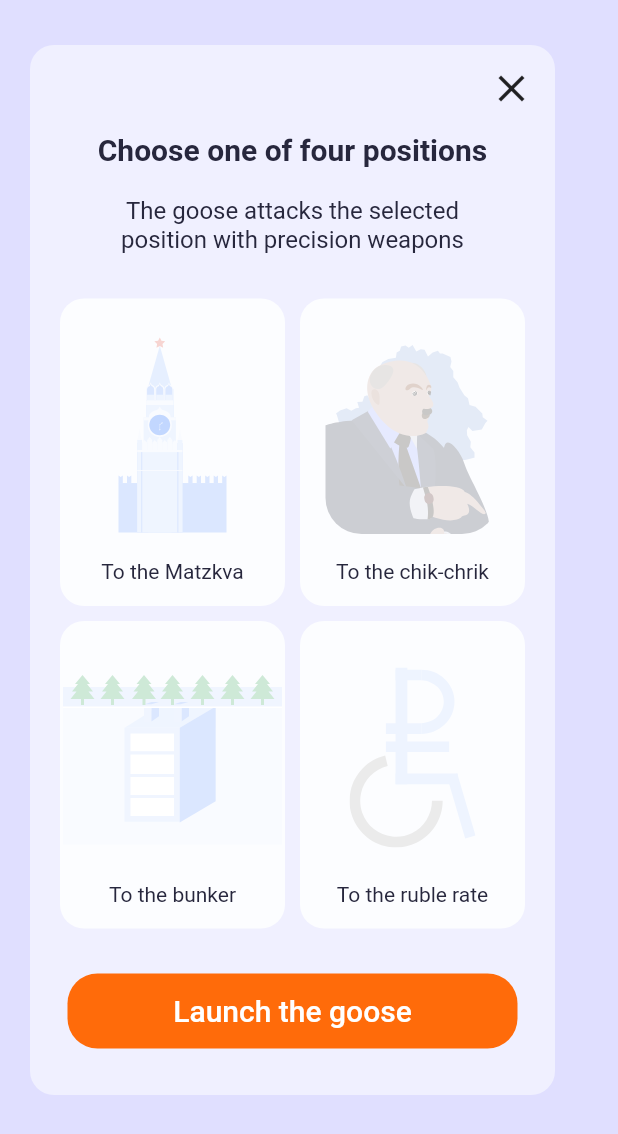
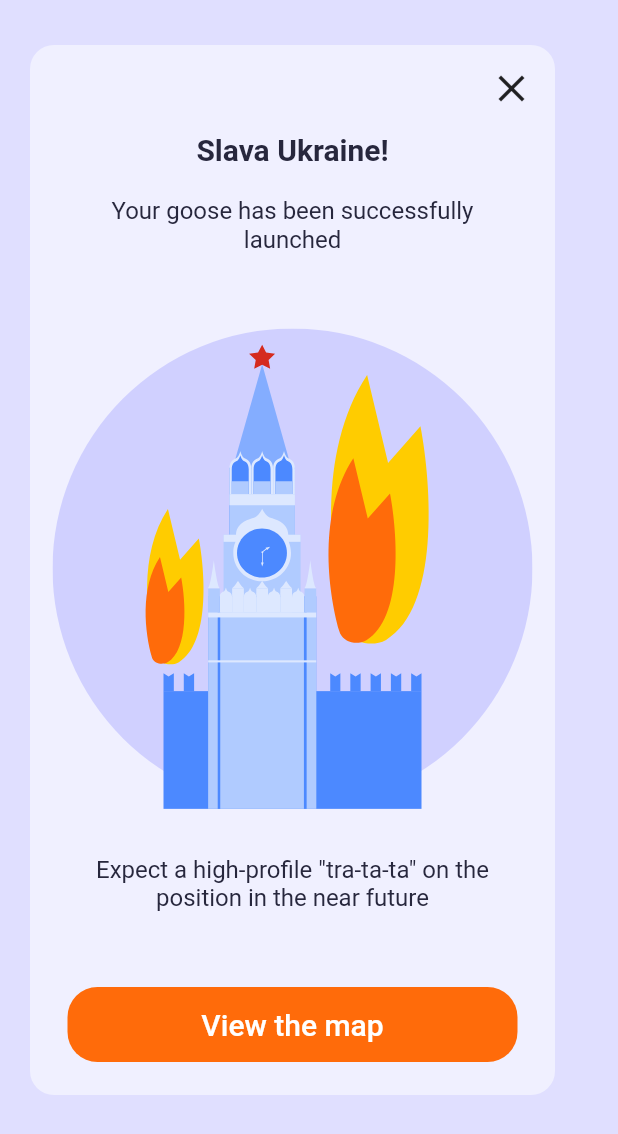
Before and after one commit to OwlDarlyn/flutter-gus-bandera, a Flutter app: the ChooseScreen screen opened directly, after a tap on "Launch the goose", on a phone screen of 412 x 824 dp. Shown: the top 1134 px of the screen. Run offline on Flutter 3.47's test engine with Material 2 defaults, Android fonts, the phone set to English and light mode, and no system bars; our stand-ins replace flutter_svg.

Commit message:
add onTap

```diff
--- a/lib/main.dart
+++ b/lib/main.dart
@@ -24,7 +24,7 @@ class MyApp extends StatelessWidget {
       theme: ThemeData(
         colorScheme: ColorScheme.fromSwatch().copyWith(primary: Colors.black),
       ),
-      home: const ChooseScreen(),
+      home: const HomeScreen(),
     );
   }
 }
--- a/lib/screens/choose_screen.dart
+++ b/lib/screens/choose_screen.dart
@@ -1,12 +1,18 @@
 import 'package:flutter/material.dart';
-import 'package:flutter_gus_bandera/widget/gus_button_widget.dart';
-import 'package:flutter_svg/flutter_svg.dart';
+import 'package:flutter_gus_bandera/screens/home_screen.dart';
+import 'package:flutter_gus_bandera/screens/slava_ukraine_screen.dart';
 
 import '../models/app_colors.dart';
 import '../widget/position_widget.dart';
+import '../widget/gus_button_widget.dart';
 
 class ChooseScreen extends StatelessWidget {
   const ChooseScreen({super.key});
+
+  void goToSlava(BuildContext context) {
+    Navigator.push(context,
+        MaterialPageRoute(builder: (context) => const SlavaUkraineScreen()));
+  }
 
   @override
   Widget build(BuildContext context) {
@@ -24,7 +30,6 @@ class ChooseScreen extends StatelessWidget {
           margin:
               const EdgeInsets.only(top: 30, left: 20, right: 20, bottom: 30),
           child: Column(
-            // mainAxisAlignment: MainAxisAlignment.spaceBetween,
             children: [
               Container(
                 margin: const EdgeInsets.only(top: 5, right: 5),
@@ -34,7 +39,10 @@ class ChooseScreen extends StatelessWidget {
                     Icons.close,
                     size: 30,
                   ),
-                  onPressed: () {},
+                  onPressed: () => Navigator.push(
+                    context,
+                    MaterialPageRoute(builder: (context) => const HomeScreen()),
+                  ),
                 ),
               ),
               Container(
@@ -79,7 +87,12 @@ class ChooseScreen extends StatelessWidget {
                   ],
                 ),
               ),
-              const GusButton(buttonTextGus: 'Launch the goose'),
+              const SizedBox(height: 10),
+              GusButton(
+                buttonTextGus: 'Launch the goose',
+                onTap: () => goToSlava(context),
+              ),
+              const SizedBox(height: 10),
             ],
           ),
         ),
--- a/lib/screens/slava_ukraine_screen.dart
+++ b/lib/screens/slava_ukraine_screen.dart
@@ -2,9 +2,17 @@ import 'package:flutter/material.dart';
 import 'package:flutter_svg/flutter_svg.dart';
 
 import '../models/app_colors.dart';
+import '../screens/home_screen.dart';
+import '../screens/map_gus_screen.dart';
+import '../widget/gus_button_widget.dart';
 
-class SlavaUkraine extends StatelessWidget {
-  const SlavaUkraine({super.key});
+class SlavaUkraineScreen extends StatelessWidget {
+  const SlavaUkraineScreen({super.key});
+
+  void goToMap(BuildContext context) {
+    Navigator.push(
+        context, MaterialPageRoute(builder: (context) => const MapGusScreen()));
+  }
 
   @override
   Widget build(BuildContext context) {
@@ -31,7 +39,10 @@ class SlavaUkraine extends StatelessWidget {
                     Icons.close,
                     size: 30,
                   ),
-                  onPressed: () {},
+                  onPressed: () => Navigator.push(
+                    context,
+                    MaterialPageRoute(builder: (context) => const HomeScreen()),
+                  ),
                 ),
               ),
               Container(
@@ -60,7 +71,23 @@ class SlavaUkraine extends StatelessWidget {
                   scale: 1,
                   child: SvgPicture.asset('assets/images/mackwa_gus.svg'),
                 ),
-              )
+              ),
+              Container(
+                margin: const EdgeInsets.only(top: 25, left: 35, right: 35),
+                alignment: Alignment.center,
+                child: const Text(
+                  'Expect a high-profile "tra-ta-ta" on the position in the near future',
+                  style:
+                      TextStyle(color: AppColors.mainTextColor, fontSize: 16),
+                  textAlign: TextAlign.center,
+                ),
+              ),
+              const SizedBox(height: 20),
+              GusButton(
+                buttonTextGus: 'View the map',
+                onTap: () => goToMap(context),
+              ),
+              const SizedBox(height: 10),
             ],
           ),
         ),
--- a/lib/widget/gus_button_widget.dart
+++ b/lib/widget/gus_button_widget.dart
@@ -4,14 +4,15 @@ import '../models/app_colors.dart';
 
 class GusButton extends StatelessWidget {
   final String buttonTextGus;
-  const GusButton({super.key, required this.buttonTextGus});
+  final Function onTap;
+  GusButton({super.key, required this.buttonTextGus, required this.onTap});
 
   @override
   Widget build(BuildContext context) {
     return Container(
       margin: const EdgeInsets.only(top: 30, bottom: 10),
       child: TextButton(
-        onPressed: () {},
+        onPressed: () => onTap(),
         style: ButtonStyle(
             shape: MaterialStateProperty.all(RoundedRectangleBorder(
                 borderRadius: BorderRadius.circular(20))),
--- a/lib/widget/position_widget.dart
+++ b/lib/widget/position_widget.dart
@@ -1,9 +1,9 @@
 import 'package:flutter/material.dart';
-import 'package:flutter_gus_bandera/provider/choose_location_provider.dart';
 import 'package:flutter_svg/flutter_svg.dart';
 import 'package:provider/provider.dart';
 
 import '../models/app_colors.dart';
+import '../provider/choose_location_provider.dart';
 
 class PositionTo extends StatelessWidget {
   final String location;
```
Also changed, not shown: lib/screens/home_screen.dart (+17 -23 lines), lib/screens/map_gus_screen.dart (added, +18 -0 lines).
